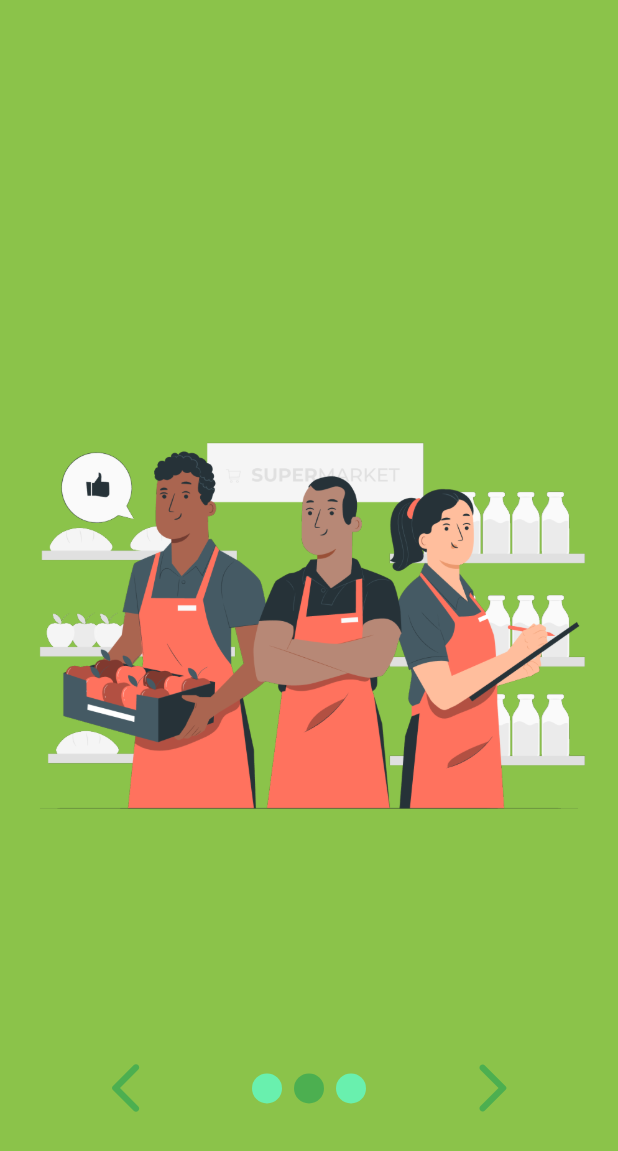
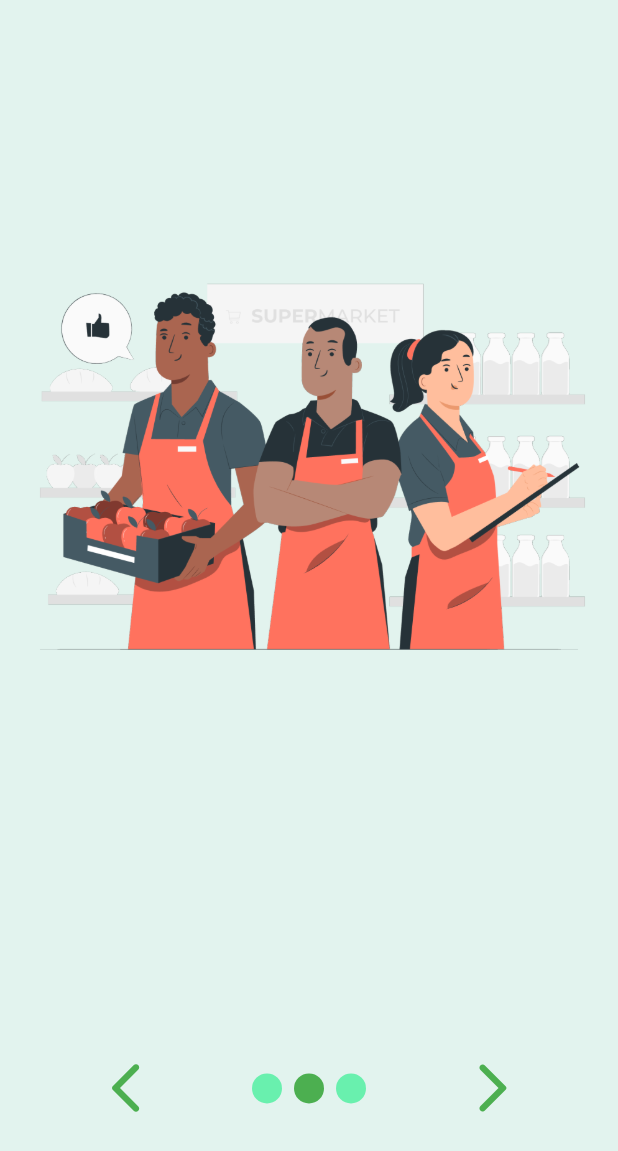
Before and after one commit to huseyinasan/biyemek, a Flutter app: the screen it shows after launch, after a tap on the "arrow forward ios" icon, on a phone screen of 412 x 824 dp. Shown: the top 1151 px of the screen. Run offline on Flutter 3.47's test engine with Material 2 defaults, Android fonts, the phone set to English and light mode, and no system bars; drawn by our look-alikes of smooth_page_indicator; our stand-ins replace google_nav_bar.

Commit message:
errors were fixed

```diff
--- a/lib/main.dart
+++ b/lib/main.dart
@@ -1,5 +1,5 @@
 
-import 'package:biyemek/screens/intro_screens/introduction_screen.dart';
+import 'package:biyemek/screens/intro_screens/Introduction_screen.dart';
 import 'package:flutter/material.dart';
 
 void main() async{
--- /dev/null
+++ b/lib/screens/intro_screens/Intro_page_1.dart
@@ -0,0 +1,37 @@
+import 'package:flutter/material.dart';
+
+class IntroPage1 extends StatelessWidget {
+  const IntroPage1({Key? key}) : super(key: key);
+
+  @override
+  Widget build(BuildContext context) {
+    return Scaffold(
+      backgroundColor: Color(0xFFE2F3EE),
+      body: SafeArea(
+        child: Center(
+
+          child: Column(
+              children:[
+                const SizedBox(height: 100),
+                Image.asset(
+                  'assets/ıntro1.png',
+                  width: 350,
+                  height: 350,
+
+                ),
+                const SizedBox(height: 20),
+                Text("Hoşgeldin BİYEMEK",
+                style: TextStyle(
+                  fontSize: 30,
+                  color: Colors.green
+                ),)
+              ]
+          ),
+
+        ),
+
+      ),
+
+    );
+  }
+}
--- /dev/null
+++ b/lib/screens/intro_screens/Intro_page_2.dart
@@ -0,0 +1,33 @@
+import 'package:flutter/material.dart';
+
+class IntroPage2 extends StatelessWidget {
+
+
+  @override
+  Widget build(BuildContext context) {
+    return Scaffold(
+      backgroundColor: Color(0xFFE2F3EE),
+      body: SafeArea(
+        child: Center(
+          child: Column(
+              children:[
+                const SizedBox(height: 100),
+                Image.asset(
+                  'assets/ıntro2.png',
+                  fit: BoxFit.cover,
+                ),
+                const SizedBox(height: 20),
+                Text("",
+                  style: TextStyle(
+                    fontSize: 30,
+                  ),)
+              ]
+          ),
+
+        ),
+
+      ),
+
+    );
+  }
+}
--- /dev/null
+++ b/lib/screens/intro_screens/Intro_page_3.dart
@@ -0,0 +1,31 @@
+import 'package:flutter/material.dart';
+
+
+class IntroPage3 extends StatelessWidget {
+
+
+  @override
+  Widget build(BuildContext context) {
+    return Scaffold(
+      backgroundColor: Color(0xFFE2F3EE),
+      body: SafeArea(
+        child: Center(
+          child: Column(
+            children:[
+              const SizedBox(height: 100),
+              Image.asset(
+              'assets/ıntro3.png',
+              fit: BoxFit.cover,
+            ),
+              const SizedBox(height: 20),
+              Text("")
+          ]
+          ),
+
+        ),
+
+      ),
+
+    );
+  }
+}
--- a/lib/screens/intro_screens/ıntro_page_1.dart
+++ /dev/null
@@ -1,30 +0,0 @@
-import 'package:flutter/material.dart';
-
-class IntroPage1 extends StatelessWidget {
-  const IntroPage1({Key? key}) : super(key: key);
-
-  @override
-  Widget build(BuildContext context) {
-
-    return Container(
-      width:180 ,
-
-
-      child: Center(
-
-
-        child:
-        Image.asset(
-          'assets/ıntro1.png',
-          fit: BoxFit.cover,
-        ),
-
-
-
-      ),
-
-
-      color: Colors.lightGreen,
-    );
-  }
-}
--- a/lib/screens/intro_screens/ıntro_page_2.dart
+++ /dev/null
@@ -1,19 +0,0 @@
-import 'package:flutter/material.dart';
-
-class IntroPage2 extends StatelessWidget {
-
-
-  @override
-  Widget build(BuildContext context) {
-    return Container(
-      width: 180,
-      child: Center(
-        child: Image.asset(
-          'assets/ıntro2.png',
-          fit: BoxFit.cover,
-        ),
-      ),
-      color: Colors.lightGreen,
-    );
-  }
-}
--- a/lib/screens/intro_screens/ıntro_page_3.dart
+++ /dev/null
@@ -1,20 +0,0 @@
-import 'package:flutter/material.dart';
-
-
-class IntroPage3 extends StatelessWidget {
-
-
-  @override
-  Widget build(BuildContext context) {
-    return Container(
-      width: 180,
-      child: Center(
-        child: Image.asset(
-          'assets/ıntro3.png',
-          fit: BoxFit.cover,
-        ),
-      ),
-      color: Colors.lightGreen,
-    );
-  }
-}
```
Also changed, not shown: lib/screens/entrance.dart (+98 -48 lines), lib/screens/intro_screens/Introduction_screen.dart (renamed from lib/screens/intro_screens/introduction_screen.dart, +4 -3 lines), lib/screens/login.dart (+88 -1 lines), lib/screens/signup.dart (+65 -1 lines).
